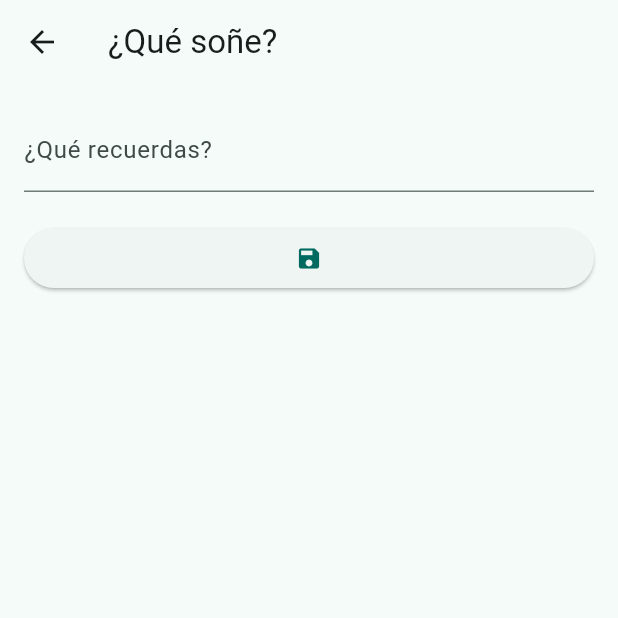
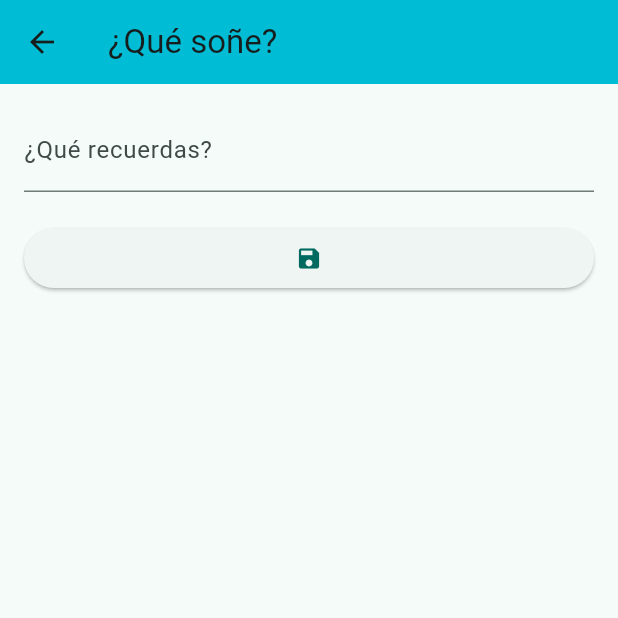
Before and after one commit to rmndrgl/astral, a Flutter app: the screen it shows after launch, after a tap on the "add" icon, on a phone screen of 412 x 824 dp, the top half of it. Run offline on Flutter 3.47's test engine with Material 3 defaults, Android fonts, the phone set to English and light mode, and no system bars; our stand-ins replace sqflite; missing offline and left inert: my_toastify; accounts and stored records are empty.

Commit message:
Repo at: 2026-10-25

```diff
--- a/lib/main.dart
+++ b/lib/main.dart
@@ -10,14 +10,18 @@ Future<void> main() async {
 
 class Astral extends StatelessWidget {
 
-	const Astral({super.key});
+	const Astral({
+		super.key
+	});
 
 	@override
 	Widget build(BuildContext context) {
 		return MaterialApp(
 			title: 'Astral',
 			theme: ThemeData(
-				colorScheme: .fromSeed(seedColor: Colors.teal)
+				appBarTheme: const AppBarTheme(backgroundColor: Colors.cyan,),
+				colorScheme: .fromSeed(seedColor: Colors.teal),
+				useMaterial3: true,
 			),
 			home: const Home(title: 'Sueños'),
 			debugShowCheckedModeBanner: false,
--- a/lib/models/dejavu_model.dart
+++ b/lib/models/dejavu_model.dart
@@ -22,9 +22,9 @@ class DejavuModel {
 		return [
 			for (
 				final {
-					'uuid':      uuid     as String,
-					'dejavu':    dejavu   as String,
-					'saved':     saved    as String,
+					'uuid':    uuid    as String,
+					'dejavu':  dejavu  as String,
+					'saved':   saved   as String,
 					'iddraft': iddraft as String
 				} in dejavusMap
 			)
--- a/lib/models/draft_model.dart
+++ b/lib/models/draft_model.dart
@@ -17,18 +17,9 @@ class DraftModel {
 	Future<List<DraftEntity>> getDrafts() async {
 		final db = await sqlt.getDB();
 
-		final List<Map<String, Object?>> dejavusMap = await db.query('dejavus',);
+		final List<Map<String, Object?>> draftsMap = await db.query('drafts',);
 
-		return [
-			for (
-				final {
-					'uuid':  uuid  as String,
-					'draft': draft as String,
-					'saved': saved as String,
-				} in dejavusMap
-			)
-			DraftEntity(uuid: uuid, draft: draft, saved: saved),
-		];
+		return draftsMap.map((map) => DraftEntity.fromMap(map)).toList();
 	}
 
 	Future<Map<String, dynamic>?> getDraftByUid(String id) async {
--- /dev/null
+++ b/lib/models/draftdejavu_model.dart
@@ -0,0 +1,29 @@
+import 'package:sqflite/sqflite.dart';
+
+import 'package:dreams/maker/sqlt3.dart';
+
+import 'package:dreams/entities/draftdejavu_entity.dart';
+
+class DraftDejavuModel {
+
+	final SQLlt3 sqlt = SQLlt3();
+
+	Future<List<DraftDejavuEntity>> getDD() async {
+		final db = await sqlt.getDB();
+
+		final List<Map<String, Object?>> draftdejavuMap = await db.rawQuery('SELECT drft.uuid, drft.draft, drft.saved, djvs.dejavu FROM drafts AS drft INNER JOIN dejavus AS djvs ON drft.uuid = djvs.iddraft',);
+
+		return [
+			for (
+				final {
+					'uuid':   uuid   as String,
+					'draft':  draft  as String,
+					'saved':  saved  as String,
+					'dejavu': dejavu as String
+				} in draftdejavuMap
+			)
+			DraftDejavuEntity(uuid: uuid, draft: draft, saved: saved, dejavu: dejavu),
+		];
+	}
+
+}
--- a/lib/views/dejavu_view.dart
+++ b/lib/views/dejavu_view.dart
@@ -41,8 +41,7 @@ class View extends State<DejavuView> {
 	Widget build(BuildContext context) {
 		return Scaffold(
 			appBar: AppBar(
-			title: Text(widget.title),
-			backgroundColor: Colors.indigo,
+				title: Text(widget.title),
 			),
 			body: FutureBuilder<Map<String, dynamic>?>(future: draftModel.getDraftByUid(widget.id), builder: (context, snapshot) {
 
--- a/lib/views/draft_view.dart
+++ b/lib/views/draft_view.dart
@@ -75,7 +75,13 @@ class View extends State<DraftView> {
 			saved: DateTime.now().toString(),
 		);
 
+		debugPrint('###################################################');
+		debugPrint(draftEntity.toString());
+
 		int response = await draftModel.saveDraft(draftEntity);
+
+		debugPrint('###################################################');
+		debugPrint(response.toString());
 
 		if (response > 0) {
 			Navigator.pushReplacement(context, MaterialPageRoute(builder: (context) => Astral(),),);
```
Also changed, not shown: lib/entities/draftdejavu_entity.dart (added, +36 -0 lines), lib/home.dart (+36 -86 lines).
